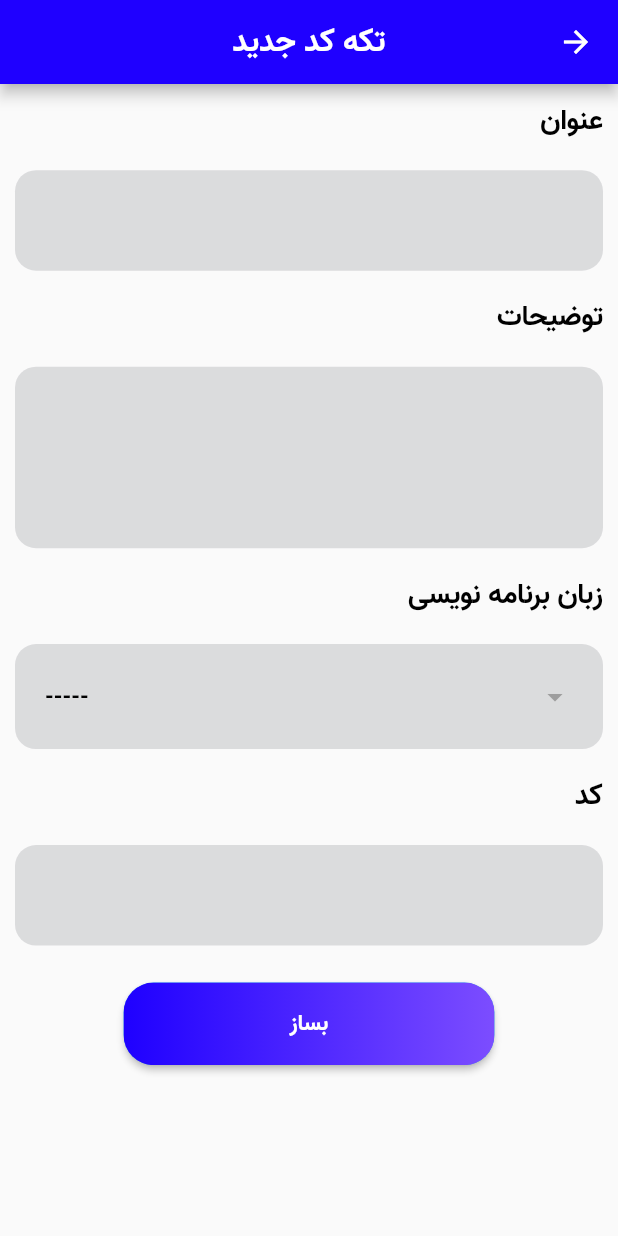
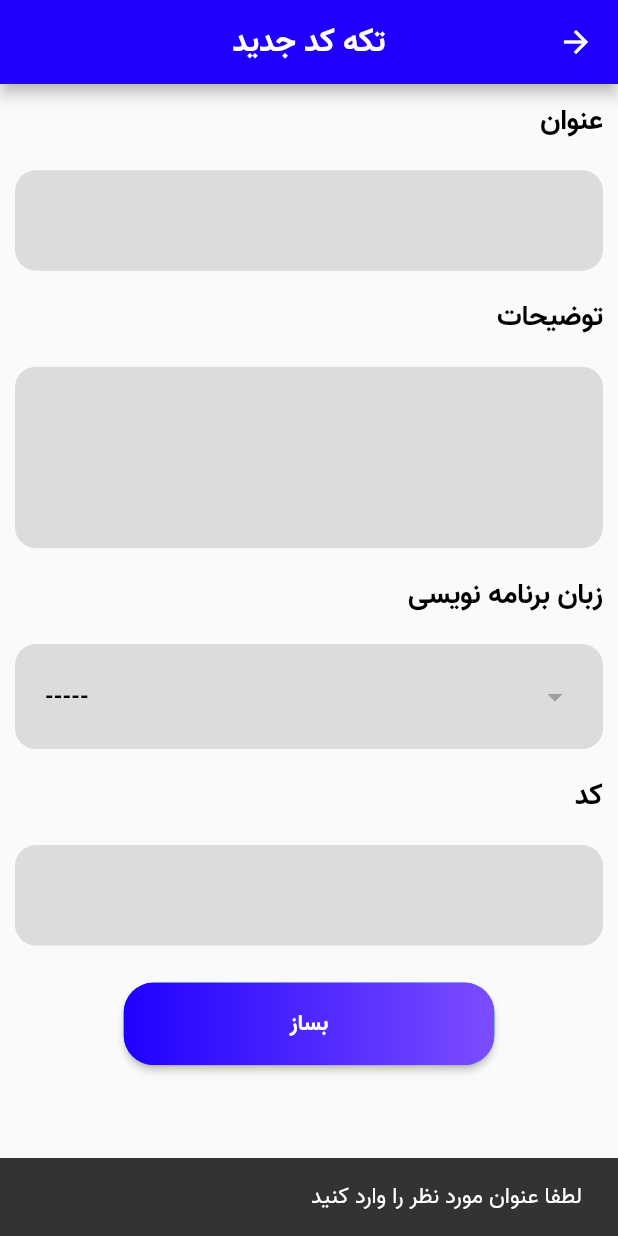
Before and after one commit to codehub-ir/codehub-mobile, a Flutter app: the NewSnippetScreen screen opened directly, after a tap on "بساز", on a phone screen of 412 x 824 dp. Run offline on Flutter 3.47's test engine with Material 2 defaults, Android fonts, the phone set to English and light mode, and no system bars; our stand-ins replace bloc, equatable, flutter_bloc, introduction_screen.

Commit message:
snippet bloc added, event and state added , api integration remaining

```diff
--- a/lib/constant/app_colors/app_colors.dart
+++ b/lib/constant/app_colors/app_colors.dart
@@ -8,3 +8,4 @@ const primaryBlue = Color(0xff2972ff);
 const textBlack = Color(0xff222222);
 const textGrey = Color(0xff94959b);
 const textWhiteGrey = Color(0xfff1f1f5);
+const whiteColor = Color(0xffffffff);
--- a/lib/constant/app_strings/app_strings.dart
+++ b/lib/constant/app_strings/app_strings.dart
@@ -21,6 +21,11 @@ const snippetDescriptionTitle = "توضیحات";
 const snippetCodeTitle = "کد";
 const snippetLangTitle = "زبان برنامه نویسی";
 
+const titleSnippetError = "لطفا عنوان مورد نظر را وارد کنید";
+const descriptionSnippetError = "لطفا توضیحات مورد نظر را وارد کنید";
+const languageSnippetError = "لطفا زبان مورد نظر را وارد کنید";
+const bodySnippetError = "لطفا کد مورد نظر را وارد کنید";
+
 const newTagTitle = "برچسب جدید";
 const developmentTitle = "توسعه";
 const eventsTitle = "رویداد ها";
--- a/lib/constant/app_theme/app_theme.dart
+++ b/lib/constant/app_theme/app_theme.dart
@@ -6,5 +6,8 @@ class AppTheme {
     primaryColor: primaryColor,
     appBarTheme: AppBarTheme(color: primaryColor, centerTitle: true),
     fontFamily: "vazir",
+    snackBarTheme: SnackBarThemeData(
+      contentTextStyle: TextStyle(fontFamily: "vazir"),
+    ),
   );
 }
--- /dev/null
+++ b/lib/screens/new_snippet/bloc/new_snippet_bloc.dart
@@ -0,0 +1,67 @@
+import 'dart:async';
+
+import 'package:bloc/bloc.dart';
+import 'package:codehub/constant/app_strings/app_strings.dart';
+import 'package:codehub/screens/new_snippet/model/snippet_lang_model.dart';
+import 'package:codehub/screens/new_snippet/model/snippet_model.dart';
+import 'package:equatable/equatable.dart';
+
+part 'new_snippet_event.dart';
+
+part 'new_snippet_state.dart';
+
+class NewSnippetBloc extends Bloc<NewSnippetEvent, NewSnippetState> {
+  final List<SnippetLangModel> languagesModel = [
+    SnippetLangModel(name: "-----", value: "-"),
+    SnippetLangModel(name: "Arduino", value: "arduino"),
+    SnippetLangModel(name: "Bash", value: "bash"),
+    SnippetLangModel(name: "C", value: "c"),
+    SnippetLangModel(name: "C++", value: "cpp"),
+    SnippetLangModel(name: "C#", value: "csharp"),
+    SnippetLangModel(name: "Css", value: "css"),
+    SnippetLangModel(name: "Dart", value: "dart"),
+    SnippetLangModel(name: "Docker", value: "docker"),
+    SnippetLangModel(name: "Go", value: "go"),
+    SnippetLangModel(name: "Html", value: "html"),
+    SnippetLangModel(name: "Java", value: "java"),
+    SnippetLangModel(name: "Js", value: "js"),
+    SnippetLangModel(name: "Json", value: "json"),
+    SnippetLangModel(name: "Lua", value: "lua"),
+    SnippetLangModel(name: "Markdown", value: "md"),
+    SnippetLangModel(name: "MySql", value: "mysql"),
+    SnippetLangModel(name: "Php", value: "php"),
+    SnippetLangModel(name: "Python", value: "python"),
+    SnippetLangModel(name: "Ruby", value: "rb"),
+  ];
+
+  NewSnippetBloc() : super(NewSnippetInitial()) {
+    on<NewSnippetEvent>((event, emit) {});
+    on<LanguagesItemOnSelect>((event, emit) {
+      emit(LanguageSelectedSuccess(event.item));
+    });
+    on<SubmitSnippet>((event, emit) {
+      emit(SubmitSnippetLoading());
+
+      if (checkValues(event.snippet) != null) {
+        String? error = checkValues(event.snippet);
+        emit(SubmitSnippetFailed(error!));
+      } else {
+        emit(SubmitSnippetSuccess());
+      }
+    });
+  }
+
+  String? checkValues(SnippetModel item) {
+    if (item.title.isEmpty) {
+      return titleSnippetError;
+    } else if (item.description.isEmpty) {
+      return descriptionSnippetError;
+    } else if (item.language.isEmpty || item.language == "-") {
+      return languageSnippetError;
+    } else if (item.body.isEmpty) {
+      return bodySnippetError;
+    } else {
+      return null;
+    }
+  }
+}
--- /dev/null
+++ b/lib/screens/new_snippet/bloc/new_snippet_event.dart
@@ -0,0 +1,23 @@
+part of 'new_snippet_bloc.dart';
+
+abstract class NewSnippetEvent extends Equatable {
+  const NewSnippetEvent();
+}
+
+class SubmitSnippet extends NewSnippetEvent {
+  final SnippetModel snippet;
+
+  SubmitSnippet(this.snippet);
+
+  @override
+  List<Object?> get props => [snippet];
+}
+
+class LanguagesItemOnSelect extends NewSnippetEvent {
+  final SnippetLangModel item;
+
+  LanguagesItemOnSelect(this.item);
+
+  @override
+  List<Object?> get props => [item];
+}
--- /dev/null
+++ b/lib/screens/new_snippet/bloc/new_snippet_state.dart
@@ -0,0 +1,38 @@
+part of 'new_snippet_bloc.dart';
+
+abstract class NewSnippetState extends Equatable {
+  const NewSnippetState();
+}
+
+class NewSnippetInitial extends NewSnippetState {
+  @override
+  List<Object> get props => [];
+}
+
+class SubmitSnippetLoading extends NewSnippetState {
+  @override
+  List<Object?> get props => [];
+}
+
+class SubmitSnippetSuccess extends NewSnippetState {
+  @override
+  List<Object?> get props => [];
+}
+
+class SubmitSnippetFailed extends NewSnippetState {
+  final String error;
+
+  SubmitSnippetFailed(this.error);
+
+  @override
+  List<Object?> get props => [error];
+}
+
+class LanguageSelectedSuccess extends NewSnippetState {
+  final SnippetLangModel item;
+
+  LanguageSelectedSuccess(this.item);
+
+  @override
+  List<Object?> get props => [item];
+}
--- a/lib/screens/new_snippet/ui/new_snippet_screen.dart
+++ b/lib/screens/new_snippet/ui/new_snippet_screen.dart
@@ -2,51 +2,43 @@ import 'package:codehub/constant/app_colors/app_colors.dart';
 import 'package:codehub/constant/app_strings/app_strings.dart';
 import 'package:codehub/constant/app_styles.dart';
 import 'package:codehub/global_widgets/custom_gradient_button/custom_gradient_button.dart';
+import 'package:codehub/global_widgets/custom_indicator/custom_indicators.dart';
+import 'package:codehub/screens/new_snippet/bloc/new_snippet_bloc.dart';
 import 'package:codehub/screens/new_snippet/model/snippet_lang_model.dart';
+import 'package:codehub/screens/new_snippet/model/snippet_model.dart';
 import 'package:codehub/utils/size_config/size_config.dart';
 import 'package:flutter/material.dart';
+import 'package:flutter_bloc/flutter_bloc.dart';
 
 class NewSnippetScreen extends StatefulWidget {
-  const NewSnippetScreen({Key? key}) : super(key: key);
+  NewSnippetScreen({Key? key}) : super(key: key);
 
   @override
-  _NewSnippetScreenState createState() => _NewSnippetScreenState();
+  State<NewSnippetScreen> createState() => _NewSnippetScreenState();
 }
 
 class _NewSnippetScreenState extends State<NewSnippetScreen> {
-  SnippetLangModel selectedItem =
-      SnippetLangModel(name: "-----", value: "-----");
+  TextEditingController _titleController = TextEditingController();
+  TextEditingController _descriptionController = TextEditingController();
+  TextEditingController _bodyController = TextEditingController();
 
-  final List<SnippetLangModel> languagesModel = [
-    SnippetLangModel(name: "-----", value: "-----"),
-    SnippetLangModel(name: "Arduino", value: "arduino"),
-    SnippetLangModel(name: "Bash", value: "bash"),
-    SnippetLangModel(name: "C", value: "c"),
-    SnippetLangModel(name: "C++", value: "cpp"),
-    SnippetLangModel(name: "C#", value: "csharp"),
-    SnippetLangModel(name: "Css", value: "css"),
-    SnippetLangModel(name: "Dart", value: "dart"),
-    SnippetLangModel(name: "Docker", value: "docker"),
-    SnippetLangModel(name: "Go", value: "go"),
-    SnippetLangModel(name: "Html", value: "html"),
-    SnippetLangModel(name: "Java", value: "java"),
-    SnippetLangModel(name: "Js", value: "js"),
-    SnippetLangModel(name: "Json", value: "json"),
-    SnippetLangModel(name: "Lua", value: "lua"),
-    SnippetLangModel(name: "Markdown", value: "md"),
-    SnippetLangModel(name: "MySql", value: "mysql"),
-    SnippetLangModel(name: "Php", value: "php"),
-    SnippetLangModel(name: "Python", value: "python"),
-    SnippetLangModel(name: "Ruby", value: "rb"),
-  ];
+  late NewSnippetBloc _newSnippetBloc;
+
+  SnippetLangModel selectedLanguageItem =
+      SnippetLangModel(name: "-----", value: "-");
 
   @override
   void initState() {
+    _newSnippetBloc = NewSnippetBloc();
     super.initState();
   }
 
   @override
   void dispose() {
+    _newSnippetBloc.close();
+    _titleController.dispose();
+    _descriptionController.dispose();
+    _bodyController.dispose();
     super.dispose();
   }
 
@@ -60,7 +52,23 @@ class _NewSnippetScreenState extends State<NewSnippetScreen> {
       appBar: AppBar(
         title: Text(newSnippetTitle),
       ),
-      body: SingleChildScrollView(
+      body: BlocProvider(
+        create: (context) => _newSnippetBloc,
+        child: BlocListener(
+          bloc: _newSnippetBloc,
+          listener: (context, state) {
+            if (state is SubmitSnippetFailed) {
+              ScaffoldMessenger.of(context).showSnackBar(
+                SnackBar(
+                  content: Text(
+                    state.error,
+                    style: underlineStyle.copyWith(color: whiteColor),
+                  ),
+                ),
+              );
+            }
+          },
+          child: SingleChildScrollView(
             child: Padding(
               padding: EdgeInsets.fromLTRB(10, 10, 10, 10),
               child: Column(
@@ -77,6 +85,7 @@ class _NewSnippetScreenState extends State<NewSnippetScreen> {
                       borderRadius: BorderRadius.circular(14.0),
                     ),
                     child: TextFormField(
+                      controller: _titleController,
                       cursorColor: primaryColor,
                       maxLines: 1,
                       decoration: InputDecoration(
@@ -98,6 +107,7 @@ class _NewSnippetScreenState extends State<NewSnippetScreen> {
                       borderRadius: BorderRadius.circular(14.0),
                     ),
                     child: TextFormField(
+                      controller: _descriptionController,
                       cursorColor: primaryColor,
                       maxLines: 3,
                       decoration: InputDecoration(
@@ -113,7 +123,13 @@ class _NewSnippetScreenState extends State<NewSnippetScreen> {
                     style: bodyBoldStyle,
                   ),
                   sizedBox(SizeConfig.heightMultiplier * 2),
-              Directionality(
+                  BlocBuilder(
+                    bloc: _newSnippetBloc,
+                    builder: (context, state) {
+                      if (state is LanguageSelectedSuccess) {
+                        selectedLanguageItem = state.item;
+                      }
+                      return Directionality(
                         textDirection: TextDirection.ltr,
                         child: Container(
                           decoration: BoxDecoration(
@@ -129,27 +145,30 @@ class _NewSnippetScreenState extends State<NewSnippetScreen> {
                                 isExpanded: true,
                                 style: underlineBoldStyle,
                                 menuMaxHeight: SizeConfig.heightMultiplier * 50,
-                        value: selectedItem,
+                                value: selectedLanguageItem,
                                 icon: Icon(
                                   Icons.arrow_drop_down,
                                   color: Colors.grey,
                                 ),
                                 underline: Container(),
-                        items: languagesModel.map((e) {
+                                items: _newSnippetBloc.languagesModel.map((e) {
                                   return DropdownMenuItem<SnippetLangModel>(
                                     value: e,
-                            child: Text(e.name),
+                                    child: Directionality(
+                                        textDirection: TextDirection.ltr,
+                                        child: Text(e.name)),
                                   );
                                 }).toList(),
                                 onChanged: (value) {
-                          setState(() {
-                            selectedItem = value!;
-                          });
+                                  _newSnippetBloc
+                                      .add(LanguagesItemOnSelect(value!));
                                 },
                               ),
                             ),
                           ),
                         ),
+                      );
+                    },
                   ),
                   sizedBox(SizeConfig.heightMultiplier * 2),
                   Text(
@@ -165,6 +184,7 @@ class _NewSnippetScreenState extends State<NewSnippetScreen> {
                         borderRadius: BorderRadius.circular(14.0),
                       ),
                       child: TextFormField(
+                        controller: _bodyController,
                         cursorColor: primaryColor,
                         maxLines: null,
                         decoration: InputDecoration(
@@ -176,10 +196,28 @@ class _NewSnippetScreenState extends State<NewSnippetScreen> {
                     ),
                   ),
                   sizedBox(SizeConfig.heightMultiplier * 3),
-              Center(
+                  BlocBuilder(
+                    bloc: _newSnippetBloc,
+                    builder: (context, state) {
+                      return Center(
                         child: CustomGradientButton(
-                  onPressed: () {},
-                  child: Text(createSnippet),
+                          onPressed: () {
+                            _newSnippetBloc.add(
+                              SubmitSnippet(
+                                SnippetModel(
+                                  title: _titleController.text,
+                                  body: _bodyController.text,
+                                  description: _descriptionController.text,
+                                  language: selectedLanguageItem.value,
+                                ),
+                              ),
+                            );
+                          },
+                          child: (state is SubmitSnippetLoading)
+                              ? CustomIndicators(
+                                  color: whiteColor,
+                                )
+                              : Text(createSnippet),
                           width: SizeConfig.widthMultiplier * 60,
                           height: 55,
                           borderRadius: 20,
@@ -188,8 +226,12 @@ class _NewSnippetScreenState extends State<NewSnippetScreen> {
                             Colors.deepPurpleAccent,
                           ],
                         ),
+                      );
+                    },
                   ),
                 ],
+              ),
+            ),
           ),
         ),
       ),
```
Also changed, not shown: 1 other file. Lines whose indentation alone changed are shown as unchanged.
